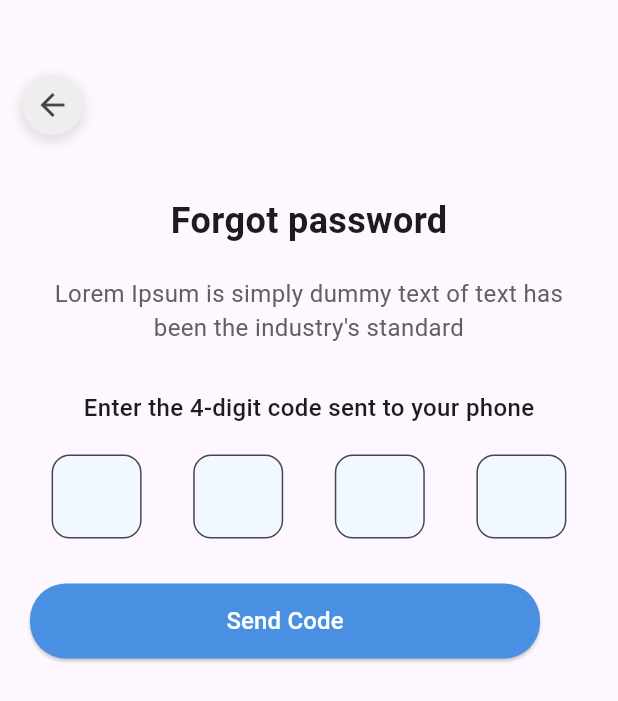
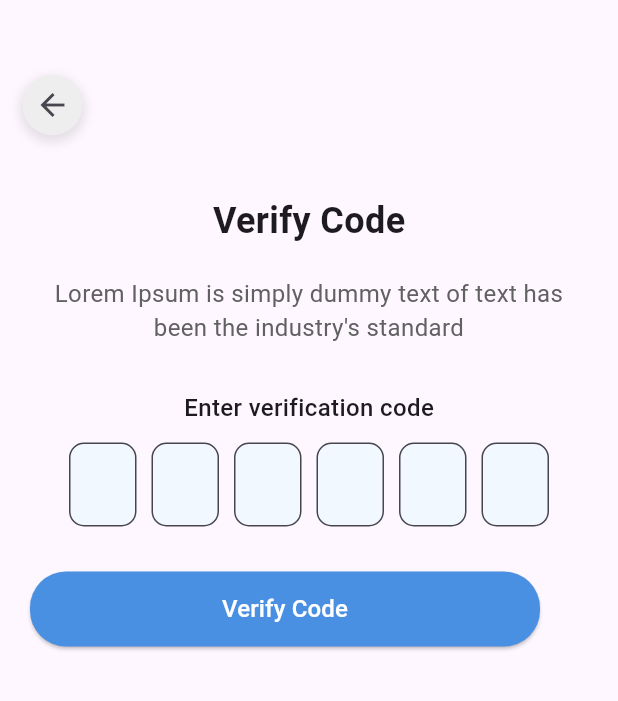
Before and after one commit to mohamedmostafarizk/Medcine_App, a Flutter app: the Verifyphone screen opened directly, on a phone screen of 412 x 824 dp. Shown: the top 701 px of the screen. Run offline on Flutter 3.47's test engine with Material 3 defaults, Android fonts, the light colour scheme and no system bars; our stand-ins replace firebase_core; accounts and stored records are empty.

Commit message:
done verifcation phone

```diff
--- a/lib/Presentation/views/verifyPhone.dart
+++ b/lib/Presentation/views/verifyPhone.dart
@@ -1,10 +1,22 @@
-// ignore_for_file: file_names, deprecated_member_use
+// ignore_for_file: file_names, deprecated_member_use, avoid_print
 
 import 'package:flutter/material.dart';
 import 'package:medcineapp/const.dart';
 
-class Verifyphone extends StatelessWidget {
+class Verifyphone extends StatefulWidget {
   const Verifyphone({super.key});
+
+  @override
+  State<Verifyphone> createState() => _VerifyphoneState();
+}
+
+class _VerifyphoneState extends State<Verifyphone> {
+  // Add this above the build method (inside the class if you're using StatelessWidget, you may need to change to StatefulWidget for focus control):
+  final List<FocusNode> _focusNodes = List.generate(6, (_) => FocusNode());
+  final List<TextEditingController> _controllers = List.generate(
+    6,
+    (_) => TextEditingController(),
+  );
 
   @override
   Widget build(BuildContext context) {
@@ -39,7 +51,7 @@ class Verifyphone extends StatelessWidget {
             SizedBox(height: 40),
             Center(
               child: Text(
-                'Forgot password',
+                'Verify Code',
                 style: TextStyle(fontSize: 24, fontWeight: FontWeight.bold),
               ),
             ),
@@ -48,38 +60,55 @@ class Verifyphone extends StatelessWidget {
             const SizedBox(height: 30),
             Center(
               child: Text(
-                'Enter the 4-digit code sent to your phone',
+                'Enter verification code',
                 style: TextStyle(fontSize: 16, fontWeight: FontWeight.w500),
               ),
             ),
-            SizedBox(height: 20),
+            const SizedBox(height: 12),
             Row(
-              mainAxisAlignment: MainAxisAlignment.spaceEvenly,
-              children: List.generate(4, (index) {
-                return SizedBox(
-                  width: 60,
+              mainAxisAlignment: MainAxisAlignment.center,
+              children: List.generate(6, (index) {
+                return Container(
+                  width: 45,
+                  margin: const EdgeInsets.symmetric(horizontal: 5),
                   child: TextField(
+                    controller: _controllers[index],
+                    focusNode: _focusNodes[index],
                     keyboardType: TextInputType.number,
+                    textAlign: TextAlign.center,
                     maxLength: 1,
-                    textAlign: TextAlign.center,
                     decoration: InputDecoration(
-                      counterText: '',
+                      counterText: "",
                       filled: true,
                       fillColor: Color(0xFFF2F8FF),
                       border: OutlineInputBorder(
-                        borderRadius: BorderRadius.circular(12),
+                        borderRadius: BorderRadius.circular(10),
                       ),
                     ),
+                    onChanged: (value) {
+                      if (value.isNotEmpty && index < 5) {
+                        FocusScope.of(
+                          context,
+                        ).requestFocus(_focusNodes[index + 1]);
+                      } else if (value.isEmpty && index > 0) {
+                        FocusScope.of(
+                          context,
+                        ).requestFocus(_focusNodes[index - 1]);
+                      }
+                    },
                   ),
                 );
               }),
             ),
+
             const SizedBox(height: 30),
             Padding(
               padding: const EdgeInsets.only(left: 20),
               child: ElevatedButton(
                 onPressed: () {
-                  // Handle login action
+                  String code = _controllers.map((c) => c.text).join();
+                  print('Entered code: $code');
+                  // Add your verification logic here
                 },
                 style: ElevatedButton.styleFrom(
                   fixedSize: const Size(340, 50),
@@ -89,11 +118,13 @@ class Verifyphone extends StatelessWidget {
                   ),
                 ),
                 child: const Text(
-                  'Send Code',
+                  'Verify Code',
                   style: TextStyle(fontSize: 16, color: Colors.white),
                 ),
               ),
             ),
+
+            // ... (or divider and verify with phone section)
           ],
         ),
       ),
```
